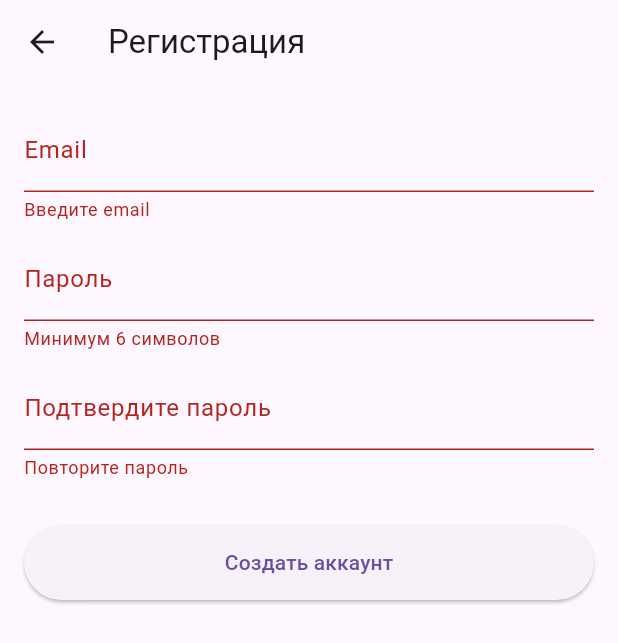
After one commit to ProgaSucks/Expance-Tracker-Front, a Flutter app: the RegisterScreen screen opened by its route, after a tap on "Создать аккаунт", on a phone screen of 412 x 824 dp. The commit adds this screen. Shown: the top 643 px of the screen. Run offline on Flutter 3.47's test engine with Material 3 defaults, Android fonts, the phone set to English and light mode, and no system bars; our stand-ins replace flutter_secure_storage; accounts and stored records are empty.

Commit message:
Added register and api config file

```diff
--- /dev/null
+++ b/lib/core.dart
@@ -0,0 +1,5 @@
+class ApiConfig {
+  // Настраиваем IP в одном месте
+  static const String _ServerIp = "192.168.0.10";
+  static const String baseUrl = "http://$_ServerIp:8001/api/v1";
+}
--- a/lib/forms/login.dart
+++ b/lib/forms/login.dart
@@ -1,5 +1,5 @@
 import 'package:flutter/material.dart';
-import '../app/services.dart';
+import '../services/auth.dart';
 
 class LoginScreen extends StatefulWidget {
   @override
@@ -58,6 +58,10 @@ class _LoginScreenState extends State<LoginScreen> {
                 obscureText: true,
                 validator: (value) => value!.isEmpty ? 'Введите пароль' : null,
               ),
+              TextButton(
+                onPressed: () => Navigator.pushNamed(context, '/register'),
+                child: const Text('Нет аккаунта? Зарегистрироваться'),
+              ),
               SizedBox(height: 20),
               _isLoading
                 ? CircularProgressIndicator()
--- /dev/null
+++ b/lib/forms/register.dart
@@ -0,0 +1,116 @@
+import 'package:flutter/material.dart';
+import '../services/auth.dart';
+
+class RegisterScreen extends StatefulWidget {
+  const RegisterScreen({super.key});
+
+  @override
+  _RegisterScreenState createState() => _RegisterScreenState();
+}
+
+class _RegisterScreenState extends State<RegisterScreen> {
+  final _formKey = GlobalKey<FormState>();
+
+  // Контроллеры для управления текстом
+  final _emailController = TextEditingController();
+  final _passwordController = TextEditingController();
+  final _confirmPasswordController = TextEditingController(); // Новый контроллер
+
+  final _authService = AuthService();
+  bool _isLoading = false;
+
+  void _handleRegister() async {
+    // Сначала проверяем валидацию всех полей
+    if (_formKey.currentState!.validate()) {
+      setState(() => _isLoading = true);
+
+      final success = await _authService.register(
+        _emailController.text,
+        _passwordController.text,
+      );
+
+      setState(() => _isLoading = false);
+
+      if (success) {
+        ScaffoldMessenger.of(context).showSnackBar(
+          const SnackBar(content: Text('Регистрация успешна! Теперь войдите.')),
+        );
+        Navigator.pop(context);
+      } else {
+        ScaffoldMessenger.of(context).showSnackBar(
+          const SnackBar(content: Text('Ошибка регистрации. Возможно, email занят.')),
+        );
+      }
+    }
+  }
+
+  @override
+  Widget build(BuildContext context) {
+    return Scaffold(
+      appBar: AppBar(title: const Text('Регистрация')),
+      body: SingleChildScrollView( // Чтобы клавиатура не перекрывала поля
+        padding: const EdgeInsets.all(16.0),
+        child: Form(
+          key: _formKey,
+          child: Column(
+            children: [
+              TextFormField(
+                controller: _emailController,
+                decoration: const InputDecoration(labelText: 'Email'),
+                keyboardType: TextInputType.emailAddress,
+                validator: (value) {
+                  if (value == null || value.isEmpty) return 'Введите email';
+                  if (!value.contains('@')) return 'Введите корректный email';
+                  return null;
+                },
+              ),
+              const SizedBox(height: 10),
+              TextFormField(
+                controller: _passwordController,
+                decoration: const InputDecoration(labelText: 'Пароль'),
+                obscureText: true,
+                validator: (value) {
+                  if (value == null || value.length < 6) return 'Минимум 6 символов';
+                  return null;
+                },
+              ),
+              const SizedBox(height: 10),
+              // Поле подтверждения пароля
+              TextFormField(
+                controller: _confirmPasswordController,
+                decoration: const InputDecoration(labelText: 'Подтвердите пароль'),
+                obscureText: true,
+                validator: (value) {
+                  if (value == null || value.isEmpty) return 'Повторите пароль';
+                  if (value != _passwordController.text) {
+                    return 'Пароли не совпадают'; // Сама логика сравнения
+                  }
+                  return null;
+                },
+              ),
+              const SizedBox(height: 30),
+              _isLoading
+                ? const CircularProgressIndicator()
+                : ElevatedButton(
+                    style: ElevatedButton.styleFrom(
+                      minimumSize: const Size.fromHeight(50), // Кнопка на всю ширину
+                    ),
+                    onPressed: _handleRegister,
+                    child: const Text('Создать аккаунт')
+                  ),
+            ],
+          ),
+        ),
+      ),
+    );
+  }
+
+  @override
+  void dispose() {
+    // Важно освобождать ресурсы контроллеров
+    _emailController.dispose();
+    _passwordController.dispose();
+    _confirmPasswordController.dispose();
+    super.dispose();
+  }
+}
--- a/lib/main.dart
+++ b/lib/main.dart
@@ -1,6 +1,7 @@
 import 'package:flutter/material.dart';
 import 'package:flutter_secure_storage/flutter_secure_storage.dart';
-import '../forms/login.dart'; // Путь к вашему файлу с формой логина
+import '../forms/login.dart';
+import '../forms/register.dart';
 
 void main() {
   runApp(const MyApp());
@@ -21,7 +22,8 @@ class MyApp extends StatelessWidget {
       home: const AuthCheck(),
       routes: {
         '/login': (context) => LoginScreen(),
-        '/home': (context) => const HomeScreen(), // Создадим его позже
+        '/register': (context) => const RegisterScreen(),
+        '/home': (context) => const HomeScreen(),
       },
     );
   }
```
Also changed, not shown: lib/models/statistics.dart (added, +22 -0 lines), lib/services/auth.dart (renamed from lib/app/services.dart, +22 -3 lines), lib/services/stats.dart (added, +39 -0 lines), lib/models/token.dart (renamed from lib/schemas/schemas.dart).
